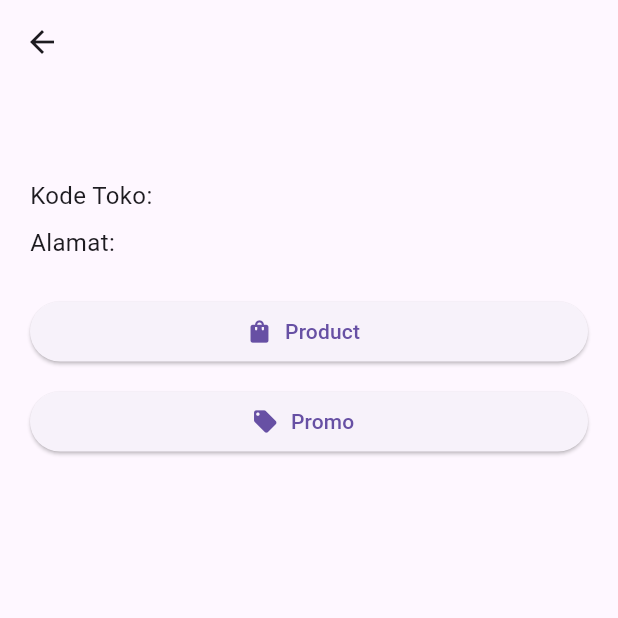
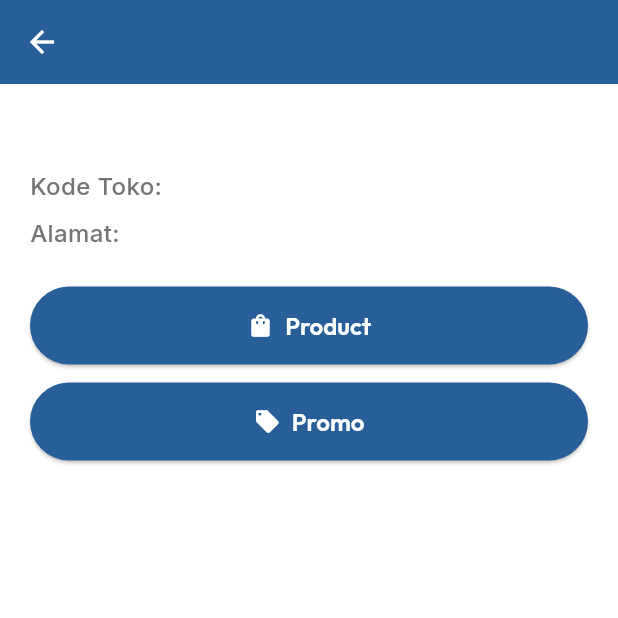
Before and after one commit to AmaliaSwastika/Monitoring-PandaBiru-Mobile, a Flutter app: the DetailShopScreen screen opened directly with empty values, on a phone screen of 412 x 824 dp, the top half of it. Run offline on Flutter 3.47's test engine with Material 3 defaults, Android fonts, the phone set to English and light mode, and no system bars; our stand-ins replace dio, google_fonts, shared_preferences; accounts and stored records are empty.

Commit message:
Update UI Detail Shop Screen

```diff
--- a/lib/screen/detail_shop_screen.dart
+++ b/lib/screen/detail_shop_screen.dart
@@ -2,6 +2,8 @@ import 'package:flutter/material.dart';
 import 'package:panda_biru/model/store_model.dart';
 import 'package:panda_biru/screen/product_shop_screen.dart';
 import 'package:panda_biru/screen/promo_shop_screen.dart';
+import 'package:panda_biru/theme/theme_color.dart';
+import 'package:panda_biru/theme/theme_text_style.dart';
 
 class DetailShopScreen extends StatefulWidget {
   final StoreModel store;
@@ -25,7 +27,18 @@ class _DetailShopScreenState extends State<DetailShopScreen> {
   @override
   Widget build(BuildContext context) {
     return Scaffold(
-      appBar: AppBar(title: Text(widget.store.name)),
+      backgroundColor: ThemeColor().whiteColor,
+      appBar: AppBar(
+        // title: Text(widget.store.name,
+        //           style: ThemeTextStyle().appBar,
+        //         ),
+        backgroundColor: ThemeColor().blueColor,
+        leading: IconButton(
+          icon: Icon(Icons.arrow_back, color: ThemeColor().whiteColor),
+          onPressed: () => Navigator.pop(context),
+        ),
+      ),
+
       body: Padding(
         padding: const EdgeInsets.all(20),
         child: Column(
@@ -33,17 +46,15 @@ class _DetailShopScreenState extends State<DetailShopScreen> {
           children: [
             Text(
               widget.store.name,
-              style: const TextStyle(
-                fontSize: 22,
-                fontWeight: FontWeight.bold,
-              ),
+              style:ThemeTextStyle().storeName
             ),
             const SizedBox(height: 12),
-            Text("Kode Toko: ${widget.store.code}", style: const TextStyle(fontSize: 16)),
+            Text("Kode Toko: ${widget.store.code}", style:ThemeTextStyle().storeDetail),
             const SizedBox(height: 8),
-            Text("Alamat: ${widget.store.address}", style: const TextStyle(fontSize: 16)),
+            Text("Alamat: ${widget.store.address}", style:ThemeTextStyle().storeDetail),
             const SizedBox(height: 24),
 
+            // Tombol Product
            // Tombol Product
 SizedBox(
   width: double.infinity,
@@ -56,8 +67,13 @@ class _DetailShopScreenState extends State<DetailShopScreen> {
         ),
       );
     },
-                icon: const Icon(Icons.shopping_bag),
-                label: const Text("Product"),
+    icon: Icon(Icons.shopping_bag, color: ThemeColor().whiteColor),
+    label: Text("Product", style:ThemeTextStyle().attendance),
+    style: ElevatedButton.styleFrom(
+      backgroundColor: ThemeColor().blueColor,
+      padding: const EdgeInsets.symmetric(vertical: 16),
+      textStyle: const TextStyle(fontSize: 16, fontWeight: FontWeight.bold),
+    ),
   ),
 ),
 const SizedBox(height: 12),
@@ -74,10 +90,16 @@ class _DetailShopScreenState extends State<DetailShopScreen> {
         ),
       );
     },
-                icon: const Icon(Icons.local_offer),
-                label: const Text("Promo"),
+    icon: Icon(Icons.local_offer, color: ThemeColor().whiteColor),
+    label: Text("Promo", style:ThemeTextStyle().attendance),
+    style: ElevatedButton.styleFrom(
+      backgroundColor: ThemeColor().blueColor,
+      padding: const EdgeInsets.symmetric(vertical: 16),
+      textStyle: const TextStyle(fontSize: 16, fontWeight: FontWeight.bold),
     ),
   ),
+),
+
           ],
         ),
       ),
```
Lines whose indentation alone changed are shown as unchanged.
